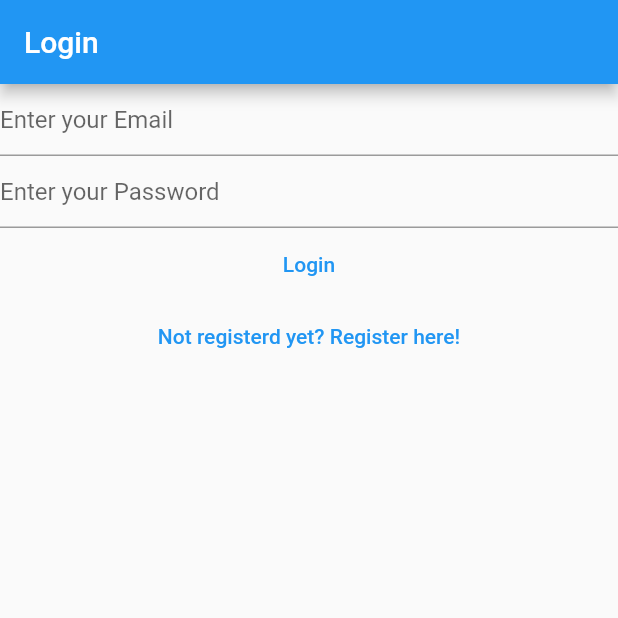
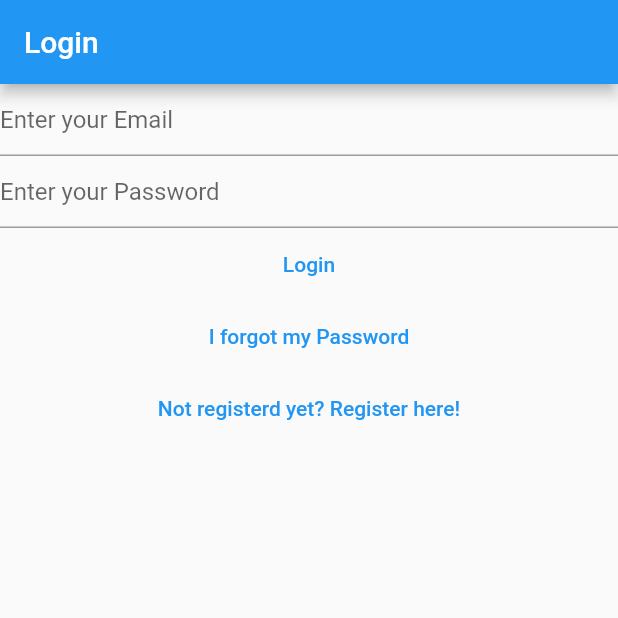
Before and after one commit to nitin-787/uni-notes, a Flutter app: the screen it shows after launch, on a phone screen of 412 x 824 dp, the top half of it. Run offline on Flutter 3.47's test engine with Material 2 defaults, Android fonts, the phone set to English and light mode, and no system bars; our stand-ins replace bloc, cloud_firestore, equatable, firebase_auth, firebase_core, flutter_bloc and 1 more; accounts and stored records are empty.

Commit message:
Forgot Password feature added

```diff
--- a/lib/main.dart
+++ b/lib/main.dart
@@ -8,6 +8,7 @@ import 'package:mynotes/services/auth/bloc/auth_state.dart';
 import 'package:mynotes/services/auth/firebase_auth_provider.dart';
 import 'package:mynotes/views/login_view.dart';
 import 'package:mynotes/views/notes/create_update_note_view.dart';
+import 'package:mynotes/views/notes/forgot_password_view.dart';
 import 'package:mynotes/views/notes/notes_view.dart';
 import 'package:mynotes/views/register_view.dart';
 import 'package:mynotes/views/verify_email_view.dart';
@@ -60,16 +61,18 @@ class _HomePageState extends State<HomePage> {
           return const VerifyEmailView();
         } else if (state is AuthStateLoggedOut) {
           return const LoginView();
+        } else if (state is AuthStateForgotPassword) {
+          return const ForgotPasswordView();
         } else if (state is AuthStateRegistering) {
           return const RegisterView();
         } else if (state is AuthStateRegistering) {
           return const RegisterView();
         } else {
-          return const LoginView(); //Scaffold(
-          //   body: Center(
-          //     child: CircularProgressIndicator(),
-          //   ),
-          // );
+          return const Scaffold(
+            body: Center(
+              child: CircularProgressIndicator(),
+            ),
+          );
         }
       },
     );
--- a/lib/services/auth/auth_provider.dart
+++ b/lib/services/auth/auth_provider.dart
@@ -13,4 +13,5 @@ abstract class AuthProvider {
   });
   Future<void> logOut();
   Future<void> sendEmailVerification();
+  Future<void> sendPasswordReset({required String toEmail});
 }
--- a/lib/services/auth/auth_serivce.dart
+++ b/lib/services/auth/auth_serivce.dart
@@ -39,4 +39,8 @@ class AuthService implements AuthProvider {
 
   @override
   Future<void> initialize() => provider.initialize();
+
+  @override
+  Future<void> sendPasswordReset({required String toEmail}) =>
+      provider.sendEmailVerification();
 }
--- a/lib/services/auth/bloc/auth_event.dart
+++ b/lib/services/auth/bloc/auth_event.dart
@@ -32,3 +32,8 @@ class AuthEventRegister extends AuthEvent {
 class AuthEventLogOut extends AuthEvent {
   const AuthEventLogOut();
 }
+
+class AuthEventForgotPassword extends AuthEvent {
+  final String? email;
+  const AuthEventForgotPassword({this.email});
+}
--- a/lib/services/auth/bloc/auth_state.dart
+++ b/lib/services/auth/bloc/auth_state.dart
@@ -22,6 +22,16 @@ class AuthStateRegistering extends AuthState {
   const AuthStateRegistering({
     required this.exception,
     required isLoading,
+  }) : super(isLoading: isLoading);
+}
+
+class AuthStateForgotPassword extends AuthState {
+  final Exception? exception;
+  final bool hasSentEmail;
+  const AuthStateForgotPassword({
+    required this.exception,
+    required this.hasSentEmail,
+    required bool isLoading,
   }) : super(isLoading: isLoading);
 }
 
--- /dev/null
+++ b/lib/utilities/dialogs/password_reset.dart
@@ -0,0 +1,14 @@
+import 'package:flutter/material.dart';
+import 'package:mynotes/utilities/dialogs/generic_dialog.dart';
+
+Future<void> showPasswordResetSentDialog(BuildContext context) {
+  return showGenericDialog(
+    context: context,
+    title: 'Password',
+    content:
+        'We have now sent you a password reset Link. Please check your email for more inoformation.',
+    optionBuilder: () => {
+      'OK': null,
+    },
+  );
+}
```
Also changed, not shown: lib/services/auth/bloc/auth_bloc.dart (+37 -0 lines), lib/services/auth/firebase_auth_provider.dart (+22 -5 lines), lib/views/login_view.dart (+13 -2 lines), lib/views/notes/forgot_password_view.dart (added, +90 -0 lines), 2 other files.
